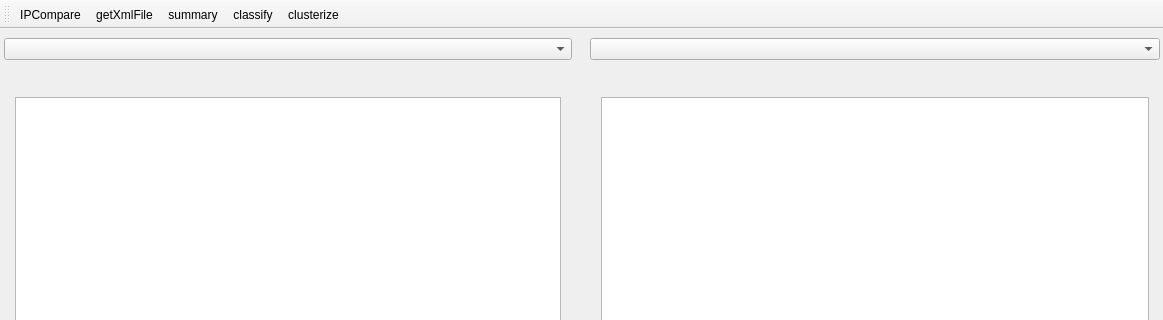
The window that mainwindow.ui (layxproud/FileManagerVega) describes before a commit, drawn with Qt 5; both pictures show x 0 to 1163 and y 0 to 320 of the 1163 by 659 pixel window.
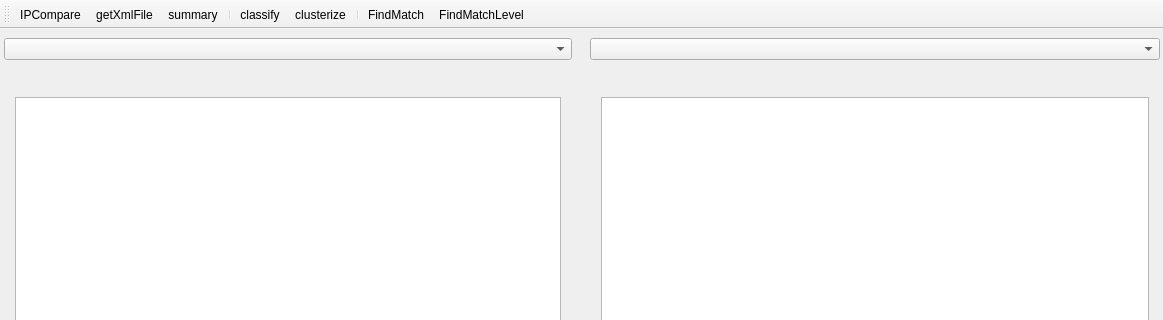
The same window after the commit. Icons and pictures are not drawn. Custom widgets are drawn as their Qt base class.

Patch:
```diff
--- a/mainwindow.ui
+++ b/mainwindow.ui
@@ -282,8 +282,12 @@
    <addaction name="actionIPCompare"/>
    <addaction name="actionGetXMLFile"/>
    <addaction name="actionSummary"/>
+   <addaction name="separator"/>
    <addaction name="actionClassify"/>
    <addaction name="actionClusterize"/>
+   <addaction name="separator"/>
+   <addaction name="actionFindMatch"/>
+   <addaction name="actionFindMatchLevel"/>
   </widget>
   <action name="actionIPCompare">
    <property name="icon">
@@ -345,6 +349,30 @@
     <string>Кластеризовать портреты</string>
    </property>
   </action>
+  <action name="actionFindMatch">
+   <property name="icon">
+    <iconset resource="res.qrc">
+     <normaloff>:/icons/resources/match.png</normaloff>:/icons/resources/match.png</iconset>
+   </property>
+   <property name="text">
+    <string>FindMatch</string>
+   </property>
+   <property name="toolTip">
+    <string>Поиск похожих портретов</string>
+   </property>
+  </action>
+  <action name="actionFindMatchLevel">
+   <property name="icon">
+    <iconset resource="res.qrc">
+     <normaloff>:/icons/resources/level_match.png</normaloff>:/icons/resources/level_match.png</iconset>
+   </property>
+   <property name="text">
+    <string>FindMatchLevel</string>
+   </property>
+   <property name="toolTip">
+    <string>Расчет процента схожести</string>
+   </property>
+  </action>
  </widget>
  <layoutdefault spacing="6" margin="11"/>
  <customwidgets>
```
